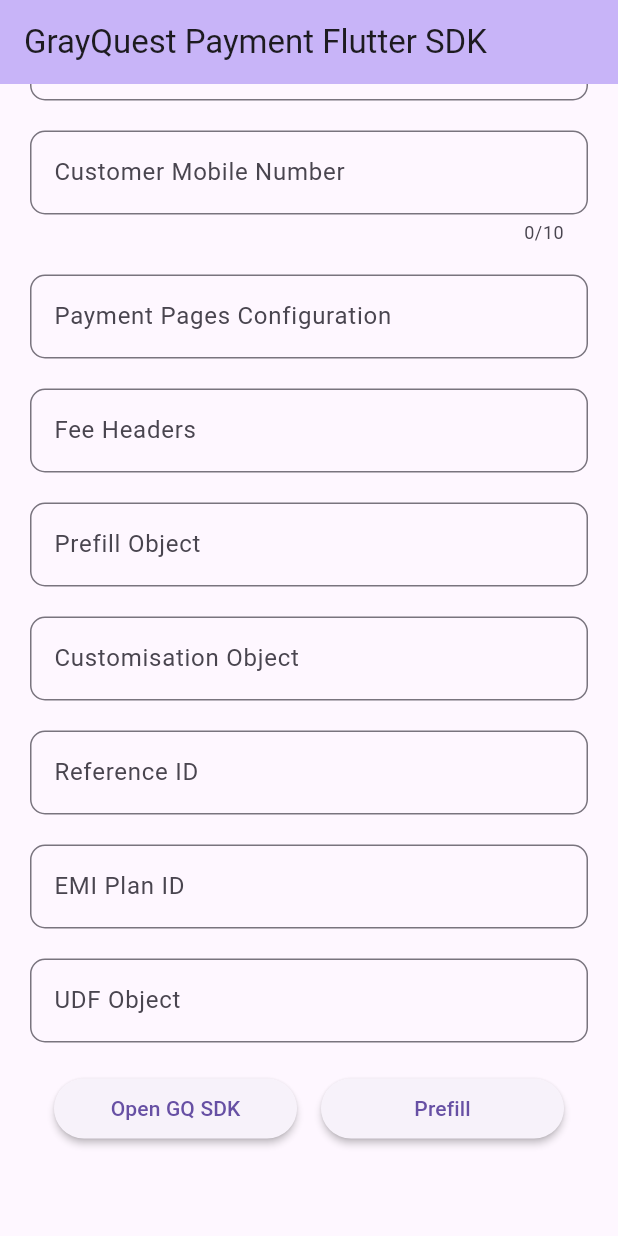
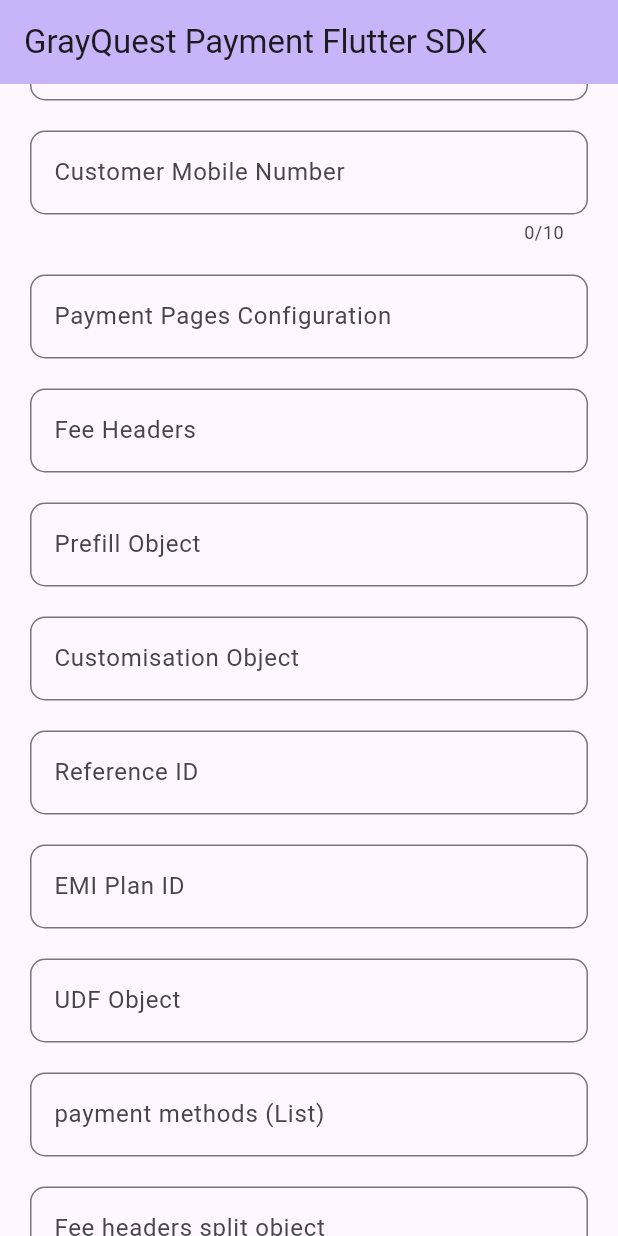
Before and after one commit to grayquest-finance/gq_payment_flutter_sdk_demo, a Flutter app: the screen it shows after launch, scrolled down 441 dp, on a phone screen of 412 x 824 dp. Run offline on Flutter 3.47's test engine with Material 3 defaults, Android fonts, the phone set to English and light mode, and no system bars; our stand-ins replace get; missing offline and left inert: gq_payment_flutter_sdk.

Commit message:
payment_methods & fee_headers_split added

```diff
--- a/lib/HomeScreen/Controller/home_screen_controller.dart
+++ b/lib/HomeScreen/Controller/home_screen_controller.dart
@@ -21,6 +21,9 @@ class HomeScreenController extends GetxController {
   final TextEditingController emiPlanIdController = TextEditingController();
   final TextEditingController udfDetailsController = TextEditingController();
   final TextEditingController customisationController = TextEditingController();
+  final TextEditingController paymentMethodController = TextEditingController();
+  final TextEditingController feeHeaderSplitController =
+      TextEditingController();
 
   RxString environment = ''.obs;
   String customerNumber = '';
@@ -361,6 +364,14 @@ class HomeScreenController extends GetxController {
       if (customisationController.text.isNotEmpty) {
         configObj["customization"] = jsonDecode(customisationController.text);
       }
+
+      if (paymentMethodController.text.isNotEmpty) {
+        configObj["payment_methods"] = jsonDecode(paymentMethodController.text);
+      }
+      if (feeHeaderSplitController.text.isNotEmpty) {
+        configObj["fee_headers_split"] =
+            jsonDecode(feeHeaderSplitController.text);
+      }
       return configObj;
     } catch (e) {
       print('Error decoding JSON: $e');
@@ -398,6 +409,8 @@ class HomeScreenController extends GetxController {
     emiPlanIdController.dispose();
     udfDetailsController.dispose();
     customisationController.dispose();
+    paymentMethodController.dispose();
+    feeHeaderSplitController.dispose();
     super.onClose();
   }
 }
--- a/lib/HomeScreen/home_screen.dart
+++ b/lib/HomeScreen/home_screen.dart
@@ -144,6 +144,18 @@ class HomeScreen extends GetView<HomeScreenController> {
                   decoration: const InputDecoration(labelText: 'UDF Object '),
                 ),
                 const SizedBox(height: 20),
+                TextField(
+                  controller: controller.paymentMethodController,
+                  decoration: const InputDecoration(
+                      labelText: 'payment methods (List)'),
+                ),
+                const SizedBox(height: 20),
+                TextField(
+                  controller: controller.feeHeaderSplitController,
+                  decoration: const InputDecoration(
+                      labelText: 'Fee headers split object '),
+                ),
+                const SizedBox(height: 20),
                 Row(
                   children: [
                     const SizedBox(width: 16),
```
